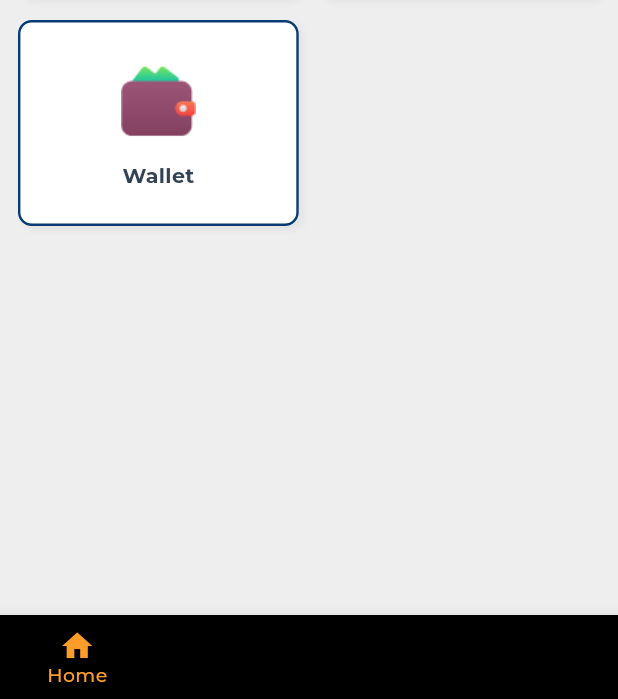
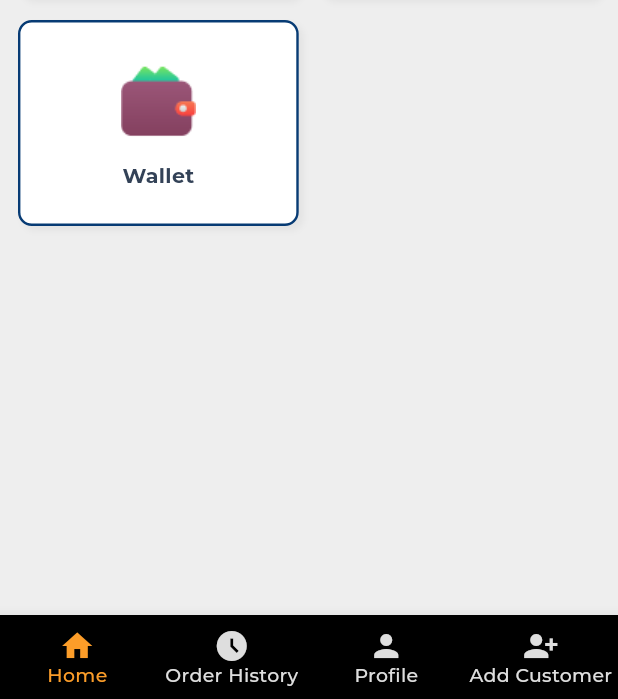
Before and after one commit to omit-excelit/bppshop, a Flutter app: the BottomNavBar screen opened by its route, on a phone screen of 412 x 824 dp, the part 537-1236 px from its top. Run offline on Flutter 3.47's test engine with Material 2 defaults, Android fonts, the phone set to English and light mode, and no system bars; our stand-ins replace flutter_screenutil, flutter_svg, google_fonts, syncfusion_flutter_datagrid; accounts and stored records are empty; project files that could hold a hidden picture were left out.

Commit message:
Update bottom navigation bar

```diff
--- a/lib/pages/bottom_nav_bar/bottom_nav_bar.dart
+++ b/lib/pages/bottom_nav_bar/bottom_nav_bar.dart
@@ -44,6 +44,8 @@ class _BottomNavBarState extends State<BottomNavBar> {
         backgroundColor: Colors.black,
         showSelectedLabels: true,
         showUnselectedLabels: true,
+        unselectedLabelStyle: myStyleMontserrat(11.sp, bottomLabelColor, FontWeight.w500),
+        unselectedItemColor: bottomLabelColor,
         items: const <BottomNavigationBarItem>[
           BottomNavigationBarItem(
             backgroundColor: Colors.black,
```
